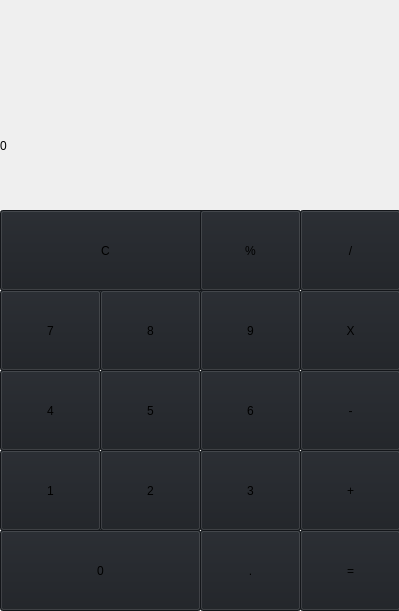
Qt form mainwindow.ui (matheuspx/qtcreator-calculator-cpp) before a commit.
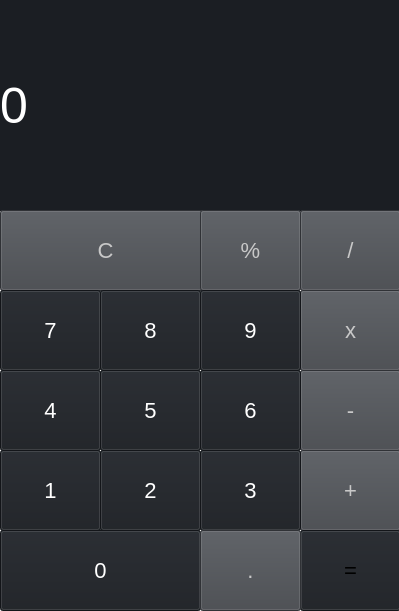
The same form after that commit.

Commit message: feat(UI): atualizando estilização da interface

```diff
--- a/mainwindow.ui
+++ b/mainwindow.ui
@@ -18,11 +18,16 @@
     <property name="geometry">
      <rect>
       <x>0</x>
-      <y>90</y>
-      <width>251</width>
-      <height>111</height>
+      <y>0</y>
+      <width>401</width>
+      <height>211</height>
      </rect>
     </property>
+    <property name="styleSheet">
+     <string notr="true">font-size: 50px;
+color: rgb(255, 255, 255);
+background-color: rgb(27, 30, 35);</string>
+    </property>
     <property name="text">
      <string>0</string>
     </property>
@@ -37,7 +42,8 @@
      </rect>
     </property>
     <property name="styleSheet">
-     <string notr="true">background-color: rgb(27, 30, 35);</string>
+     <string notr="true">background-color: rgb(67, 70, 75);
+font-size: 22px;color: rgb(200, 200, 200);</string>
     </property>
     <property name="text">
      <string>/</string>
@@ -53,7 +59,8 @@
      </rect>
     </property>
     <property name="styleSheet">
-     <string notr="true">background-color: rgb(27, 30, 35);</string>
+     <string notr="true">background-color: rgb(67, 70, 75);
+font-size: 22px;color: rgb(200, 200, 200);</string>
     </property>
     <property name="text">
      <string>C</string>
@@ -69,7 +76,8 @@
      </rect>
     </property>
     <property name="styleSheet">
-     <string notr="true">background-color: rgb(27, 30, 35);</string>
+     <string notr="true">background-color: rgb(67, 70, 75);
+font-size: 22px;color: rgb(200, 200, 200);</string>
     </property>
     <property name="text">
      <string>%</string>
@@ -85,7 +93,8 @@
      </rect>
     </property>
     <property name="styleSheet">
-     <string notr="true">background-color: rgb(27, 30, 35);</string>
+     <string notr="true">background-color: rgb(67, 70, 75);
+font-size: 22px;color: rgb(200, 200, 200);</string>
     </property>
     <property name="text">
      <string>-</string>
@@ -101,7 +110,7 @@
      </rect>
     </property>
     <property name="styleSheet">
-     <string notr="true">background-color: rgb(27, 30, 35);</string>
+     <string notr="true">color: rgb(255, 255, 255);background-color: rgb(27, 30, 35);font-size: 22px;</string>
     </property>
     <property name="text">
      <string>5</string>
@@ -117,7 +126,7 @@
      </rect>
     </property>
     <property name="styleSheet">
-     <string notr="true">background-color: rgb(27, 30, 35);</string>
+     <string notr="true">color: rgb(255, 255, 255);background-color: rgb(27, 30, 35);font-size: 22px;</string>
     </property>
     <property name="text">
      <string>6</string>
@@ -133,7 +142,7 @@
      </rect>
     </property>
     <property name="styleSheet">
-     <string notr="true">background-color: rgb(27, 30, 35);</string>
+     <string notr="true">color: rgb(255, 255, 255);background-color: rgb(27, 30, 35);font-size: 22px;</string>
     </property>
     <property name="text">
      <string>4</string>
@@ -149,10 +158,11 @@
      </rect>
     </property>
     <property name="styleSheet">
-     <string notr="true">background-color: rgb(27, 30, 35);</string>
+     <string notr="true">background-color: rgb(67, 70, 75);
+font-size: 22px;color: rgb(200, 200, 200);</string>
     </property>
     <property name="text">
-     <string>X</string>
+     <string>x</string>
     </property>
    </widget>
    <widget class="QPushButton" name="pushButton_8">
@@ -165,7 +175,7 @@
      </rect>
     </property>
     <property name="styleSheet">
-     <string notr="true">background-color: rgb(27, 30, 35);</string>
+     <string notr="true">color: rgb(255, 255, 255);background-color: rgb(27, 30, 35);font-size: 22px;</string>
     </property>
     <property name="text">
      <string>8</string>
@@ -181,7 +191,7 @@
      </rect>
     </property>
     <property name="styleSheet">
-     <string notr="true">background-color: rgb(27, 30, 35);</string>
+     <string notr="true">color: rgb(255, 255, 255);background-color: rgb(27, 30, 35);font-size: 22px;</string>
     </property>
     <property name="text">
      <string>9</string>
@@ -197,7 +207,7 @@
      </rect>
     </property>
     <property name="styleSheet">
-     <string notr="true">background-color: rgb(27, 30, 35);</string>
+     <string notr="true">color: rgb(255, 255, 255);background-color: rgb(27, 30, 35);font-size: 22px;</string>
     </property>
     <property name="text">
      <string>7</string>
@@ -213,7 +223,8 @@
      </rect>
     </property>
     <property name="styleSheet">
-     <string notr="true">background-color: rgb(27, 30, 35);</string>
+     <string notr="true">background-color: rgb(67, 70, 75);
+font-size: 22px;color: rgb(200, 200, 200);</string>
     </property>
     <property name="text">
      <string>+</string>
@@ -229,7 +240,8 @@
      </rect>
     </property>
     <property name="styleSheet">
-     <string notr="true">background-color: rgb(27, 30, 35);</string>
+     <string notr="true">background-color: rgb(27, 30, 35);
+font-size: 22px;color: rgb(255, 255, 255);</string>
     </property>
     <property name="text">
      <string>2</string>
@@ -245,7 +257,7 @@
      </rect>
     </property>
     <property name="styleSheet">
-     <string notr="true">background-color: rgb(27, 30, 35);</string>
+     <string notr="true">color: rgb(255, 255, 255);background-color: rgb(27, 30, 35);font-size: 22px;</string>
     </property>
     <property name="text">
      <string>3</string>
@@ -261,7 +273,9 @@
      </rect>
     </property>
     <property name="styleSheet">
-     <string notr="true">background-color: rgb(27, 30, 35);</string>
+     <string notr="true">background-color: rgb(27, 30, 35);
+color: rgb(255, 255, 255);
+font-size: 22px;</string>
     </property>
     <property name="text">
      <string>1</string>
@@ -277,7 +291,9 @@
      </rect>
     </property>
     <property name="styleSheet">
-     <string notr="true">background-color: rgb(27, 30, 35);</string>
+     <string notr="true">background-color: rgb(27, 30, 35);
+color: rgb(0, 0, 0);
+font-size: 22px;</string>
     </property>
     <property name="text">
      <string>=</string>
@@ -293,7 +309,9 @@
      </rect>
     </property>
     <property name="styleSheet">
-     <string notr="true">background-color: rgb(27, 30, 35);</string>
+     <string notr="true">background-color: rgb(27, 30, 35);
+color: rgb(255, 255, 255);
+font-size: 22px;</string>
     </property>
     <property name="text">
      <string>0</string>
@@ -309,7 +327,8 @@
      </rect>
     </property>
     <property name="styleSheet">
-     <string notr="true">background-color: rgb(27, 30, 35);</string>
+     <string notr="true">background-color: rgb(67, 70, 75);font-size: 22px;
+color: rgb(200, 200, 200);</string>
     </property>
     <property name="text">
      <string>.</string>
```
The commit also changes 1 other file.
